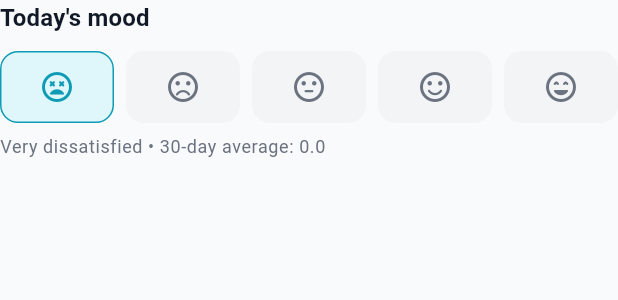
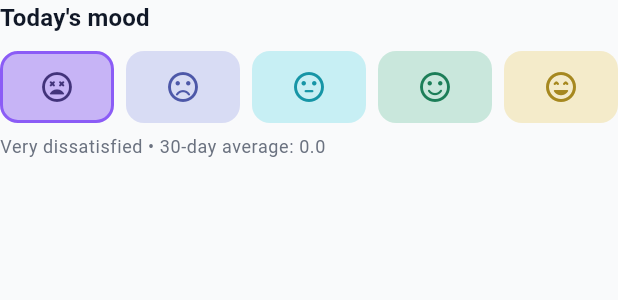
Before and after one commit to reDreamApp/reDreamAI, a Flutter app: the _MoodPicker widget shown alone on an empty page, opened directly with empty values, on a phone screen of 412 x 824 dp. Shown: the top 300 px of the screen. Run offline on Flutter 3.47's test engine with Material 3 defaults, Android fonts, the phone set to English and light mode, and no system bars; our stand-ins replace flutter_dotenv, flutter_local_notifications, flutter_timezone, just_audio, package_info_plus, shared_preferences and 2 more; missing offline and left inert: record; accounts and stored records are empty; generated files the repository leaves out were written again; network calls fail.

Commit message:
changed mood colors

```diff
--- a/apps/app/lib/core/theme/app_theme.dart
+++ b/apps/app/lib/core/theme/app_theme.dart
@@ -9,6 +9,11 @@ class BrandColors {
   static const teal = Color(0xFF0E9BB6);
   static const deepTeal = Color(0xFF2A9D8F);
   static const green = Color(0xFF22B573);
+  static const lilac = Color(0xFF8B5CF6);
+
+  /// The blue the picture gradient starts with, strong enough to stand alone.
+  static const periwinkle = Color(0xFF6E7AED);
+  static const yellow = Color(0xFFF6C51B);
   static const violet = Color(0xFF6366F1);
   static const deepViolet = Color(0xFF7C3AED);
   static const flame = Color(0xFFFF6F00);
--- a/apps/app/lib/features/chat/stage_indicator.dart
+++ b/apps/app/lib/features/chat/stage_indicator.dart
@@ -17,10 +17,10 @@ extension IrtStageLabel on IrtStage {
 /// The colour of each stage's moon; the line blends from one to the next:
 /// lilac, the app's light blue, green, and yellow for the last one.
 const List<Color> stageColors = [
-  Color(0xFF8B5CF6),
+  BrandColors.lilac,
   BrandColors.turquoise,
   BrandColors.green,
-  Color(0xFFF6C51B),
+  BrandColors.yellow,
 ];
 
 /// How far the shadow sits from each moon's centre, in radii: a slim
--- a/apps/app/lib/features/home/home_screen.dart
+++ b/apps/app/lib/features/home/home_screen.dart
@@ -322,6 +322,16 @@ class _MoodPickerState extends State<_MoodPicker> {
     Mood.verySatisfied: Icons.sentiment_very_satisfied_rounded,
   };
 
+  /// From low to high in the colours of the session progress, with the
+  /// blue of the picture gradient between lilac and turquoise.
+  static const Map<Mood, Color> colors = {
+    Mood.veryDissatisfied: BrandColors.lilac,
+    Mood.dissatisfied: BrandColors.periwinkle,
+    Mood.neutral: BrandColors.turquoise,
+    Mood.satisfied: BrandColors.green,
+    Mood.verySatisfied: BrandColors.yellow,
+  };
+
   String _label(Mood mood, AppLocalizations l10n) => switch (mood) {
     Mood.veryDissatisfied => l10n.moodVeryDissatisfied,
     Mood.dissatisfied => l10n.moodDissatisfied,
@@ -354,6 +364,8 @@ class _MoodPickerState extends State<_MoodPicker> {
     final brand = BrandTheme.of(context);
     final selected = _pending ?? widget.stats?.todayMood;
     final average = widget.stats?.averageMood;
+    final dark = theme.brightness == Brightness.dark;
+    final tile = theme.colorScheme.surfaceContainerHighest;
 
     return Column(
       crossAxisAlignment: CrossAxisAlignment.start,
@@ -378,21 +390,31 @@ class _MoodPickerState extends State<_MoodPicker> {
                       duration: const Duration(milliseconds: 150),
                       height: 48,
                       decoration: BoxDecoration(
-                        color: mood == selected
-                            ? theme.colorScheme.primaryContainer
-                            : theme.colorScheme.surfaceContainerHighest,
+                        // A wash of the mood's colour; the chosen one is
+                        // stronger and framed.
+                        color: Color.alphaBlend(
+                          colors[mood]!.withValues(
+                            alpha: mood == selected ? 0.42 : 0.2,
+                          ),
+                          tile,
+                        ),
                         borderRadius: BorderRadius.circular(12),
                         border: Border.all(
                           color: mood == selected
-                              ? theme.colorScheme.primary
+                              ? colors[mood]!
                               : Colors.transparent,
+                          width: 2,
                         ),
                       ),
                       child: Icon(
                         _icons[mood],
-                        color: mood == selected
-                            ? theme.colorScheme.primary
-                            : brand.muted,
+                        // The colour itself, pulled towards the text
+                        // colour so a pale one stays readable.
+                        color: Color.lerp(
+                          colors[mood],
+                          theme.colorScheme.onSurface,
+                          mood == selected ? 0.6 : (dark ? 0.15 : 0.35),
+                        ),
                       ),
                     ),
                   ),
--- a/apps/app/lib/features/learn/learn_screen.dart
+++ b/apps/app/lib/features/learn/learn_screen.dart
@@ -53,8 +53,8 @@ class LearnScreen extends StatefulWidget {
   /// Replaces the website client in tests.
   final ArticlesService? service;
 
-  /// Puts a back arrow into the bar. As a tab, Learn returns to the tab the
-  /// user came from with it.
+  /// Puts a back arrow into the bar. As a tab, Learn returns to Home with
+  /// it.
   final VoidCallback? onBack;
 
   /// Replaces the browser in tests.
--- a/apps/app/lib/features/shell/shell_tabs.dart
+++ b/apps/app/lib/features/shell/shell_tabs.dart
@@ -5,17 +5,12 @@ enum ShellTab { home, session, journal, learn }
 
 class ShellTabs extends ChangeNotifier {
   ShellTab _current = ShellTab.home;
-  ShellTab _previous = ShellTab.home;
 
   ShellTab get current => _current;
 
   void select(ShellTab tab) {
     if (tab == _current) return;
-    _previous = _current;
     _current = tab;
     notifyListeners();
   }
-
-  /// Returns to the tab the user came from; for a tab with a back arrow.
-  void back() => select(_previous);
 }
```
Also changed, not shown: apps/app/lib/features/shell/main_shell.dart (+6 -6 lines), 1 other file.
